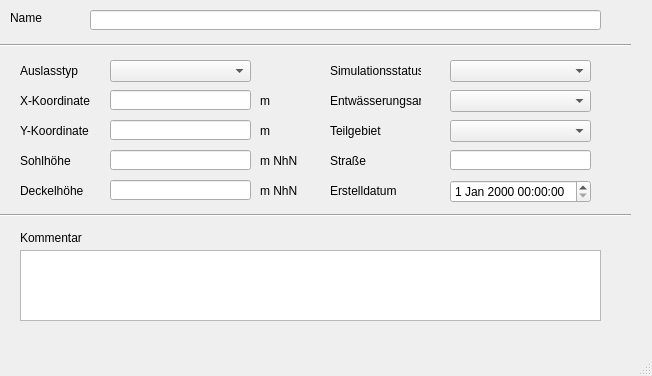
hoettges/QKan, file qkan/importhe/templates/auslaesse.ui: the form before one commit.
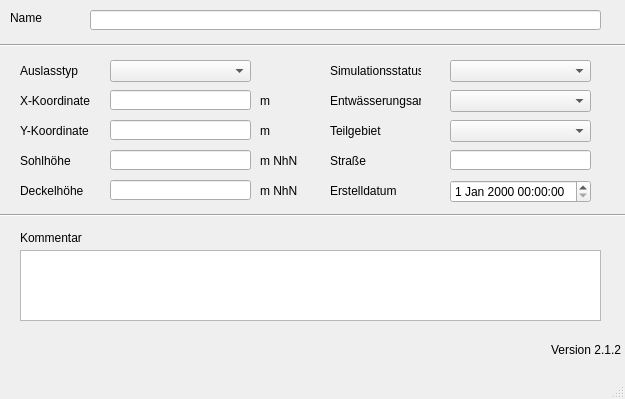
The form after the commit. Custom widgets are drawn as their Qt base class.

Patch:
```diff
--- a/qkan/importhe/templates/auslaesse.ui
+++ b/qkan/importhe/templates/auslaesse.ui
@@ -9,8 +9,8 @@
    <rect>
     <x>0</x>
     <y>0</y>
-    <width>652</width>
-    <height>376</height>
+    <width>625</width>
+    <height>399</height>
    </rect>
   </property>
   <property name="windowTitle">
@@ -377,6 +377,25 @@
      </rect>
     </property>
    </widget>
+   <widget class="QLabel" name="lb_version">
+    <property name="geometry">
+     <rect>
+      <x>550</x>
+      <y>340</y>
+      <width>71</width>
+      <height>20</height>
+     </rect>
+    </property>
+    <property name="toolTip">
+     <string>Version QKan Import</string>
+    </property>
+    <property name="text">
+     <string>Version 2.1.2</string>
+    </property>
+    <property name="alignment">
+     <set>Qt::AlignRight|Qt::AlignTrailing|Qt::AlignVCenter</set>
+    </property>
+   </widget>
   </widget>
   <widget class="QMenuBar" name="menubar">
    <property name="geometry">
```
Left out of the diff: 2 changed lines with no effect on the pictures.
